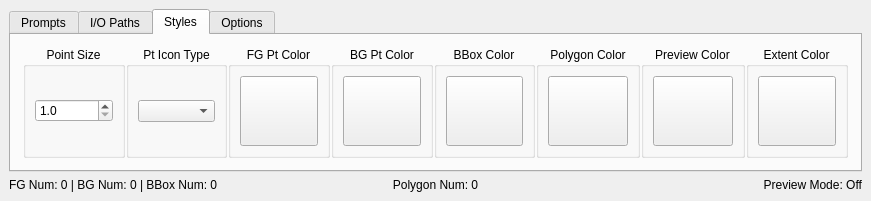
This is ui/Selector.ui in coolzhao/Geo-SAM as Qt 5 draws it before an edit. The edited form follows.
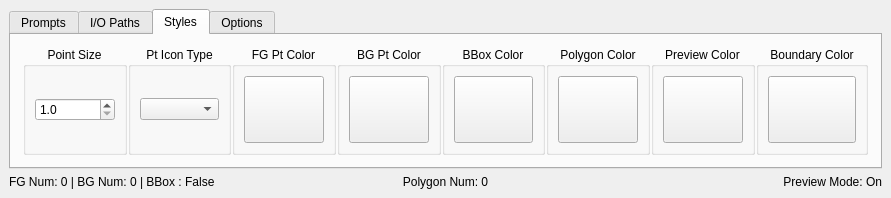
This is the edited form. The open tabs and pages were chosen to show the change. Custom widgets are drawn as their Qt base class.

Commit message: refine tips

```diff
--- a/ui/Selector.ui
+++ b/ui/Selector.ui
@@ -6,8 +6,8 @@
    <rect>
     <x>0</x>
     <y>0</y>
-    <width>871</width>
-    <height>201</height>
+    <width>891</width>
+    <height>198</height>
    </rect>
   </property>
   <property name="sizePolicy">
@@ -775,7 +775,7 @@
            <item>
             <widget class="QGroupBox" name="groupBox_8">
              <property name="title">
-              <string>Extent Color</string>
+              <string>Boundary Color</string>
              </property>
              <property name="alignment">
               <set>Qt::AlignHCenter|Qt::AlignTop</set>
@@ -1045,7 +1045,7 @@
           <number>0</number>
          </property>
          <property name="text">
-          <string>FG Num: 0 | BG Num: 0 | BBox Num: 0</string>
+          <string>FG Num: 0 | BG Num: 0 | BBox : False</string>
          </property>
         </widget>
        </item>
@@ -1071,7 +1071,7 @@
           <number>0</number>
          </property>
          <property name="text">
-          <string>Preview Mode: Off</string>
+          <string>Preview Mode: On</string>
          </property>
          <property name="alignment">
           <set>Qt::AlignRight|Qt::AlignTrailing|Qt::AlignVCenter</set>
```
Left out of the diff: 84 changed lines with no effect on the pictures.
